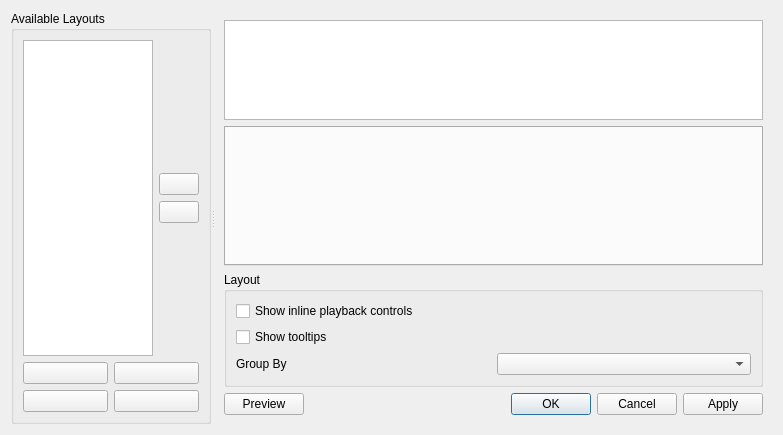
Above: src/playlist/layouts/PlaylistLayoutEditDialog.ui from KDE/amarok before the change. Below: the same form after it.
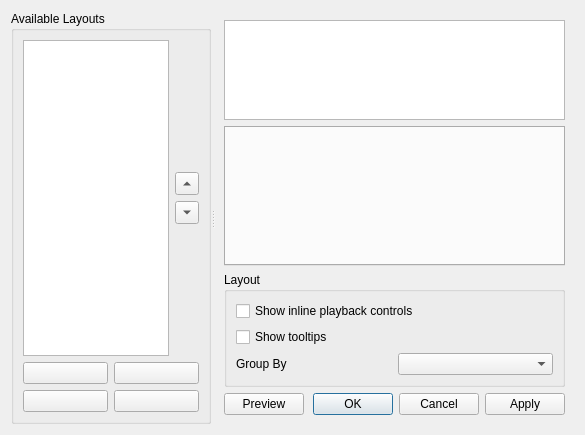
That is the form after the change. Custom widgets are drawn as their Qt base class.

Commit message: Replace deprecated class KArrowButton with QToolButton.

The edit to the form file:
```diff
--- a/src/playlist/layouts/PlaylistLayoutEditDialog.ui
+++ b/src/playlist/layouts/PlaylistLayoutEditDialog.ui
@@ -6,8 +6,8 @@
    <rect>
     <x>0</x>
     <y>0</y>
-    <width>783</width>
-    <height>408</height>
+    <width>585</width>
+    <height>423</height>
    </rect>
   </property>
   <property name="sizePolicy">
@@ -97,25 +97,28 @@
             </spacer>
            </item>
            <item>
-            <widget class="KArrowButton" name="moveUpButton">
+            <widget class="QToolButton" name="moveUpButton">
              <property name="sizePolicy">
               <sizepolicy hsizetype="Fixed" vsizetype="Fixed">
                <horstretch>0</horstretch>
                <verstretch>0</verstretch>
               </sizepolicy>
              </property>
+             <property name="arrowType">
+              <enum>Qt::UpArrow</enum>
+             </property>
             </widget>
            </item>
            <item>
-            <widget class="KArrowButton" name="moveDownButton">
+            <widget class="QToolButton" name="moveDownButton">
              <property name="sizePolicy">
               <sizepolicy hsizetype="Fixed" vsizetype="Fixed">
                <horstretch>0</horstretch>
                <verstretch>0</verstretch>
               </sizepolicy>
              </property>
-             <property name="arrowType" stdset="0">
-              <number>2</number>
+             <property name="arrowType">
+              <enum>Qt::DownArrow</enum>
              </property>
             </widget>
            </item>
@@ -366,11 +369,6 @@
   </layout>
  </widget>
  <customwidgets>
-  <customwidget>
-   <class>KArrowButton</class>
-   <extends>QPushButton</extends>
-   <header>karrowbutton.h</header>
-  </customwidget>
   <customwidget>
    <class>KPushButton</class>
    <extends>QPushButton</extends>
```
Left out of the diff: 2 changed lines with no effect on the pictures.
